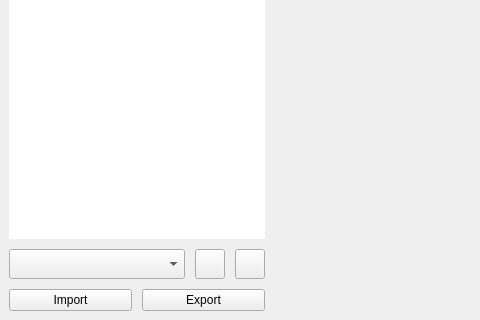
Before: the Qt Designer form configurationwidget.ui in savoirfairelinux/jami-client-windows, drawn with Qt 5; both pictures show x 0 to 480 and y 495 to 815 of the 954 by 815 pixel window.
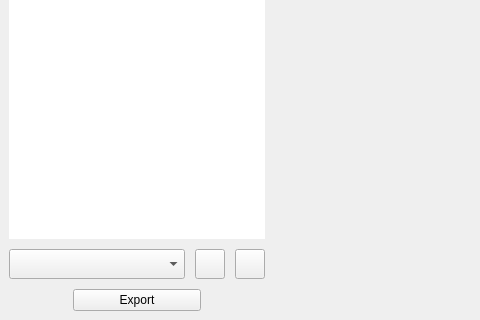
After: the same form once the commit is applied. The open tabs and pages were chosen to show the change. Icons and pictures are not drawn. Custom widgets are drawn as their Qt base class.

Commit message:
enable account import
Add the possibility to import an account from a file in the wizard.
By side effect refactorisation of account creation in the win32 client.

The edit to the form file:
```diff
--- a/configurationwidget.ui
+++ b/configurationwidget.ui
@@ -1300,19 +1300,22 @@
            </layout>
           </item>
           <item>
-           <layout class="QHBoxLayout" name="horizontalLayout_9">
+           <layout class="QHBoxLayout" name="horizontalLayout_9" stretch="1,2,1">
             <property name="topMargin">
              <number>0</number>
             </property>
             <item>
-             <widget class="QPushButton" name="importButton">
-              <property name="toolTip">
-               <string>Import account archive button</string>
+             <spacer name="horizontalSpacer_12">
+              <property name="orientation">
+               <enum>Qt::Horizontal</enum>
               </property>
-              <property name="text">
-               <string>Import</string>
+              <property name="sizeHint" stdset="0">
+               <size>
+                <width>40</width>
+                <height>20</height>
+               </size>
               </property>
-             </widget>
+             </spacer>
             </item>
             <item>
              <widget class="QPushButton" name="exportButton">
@@ -1324,6 +1327,19 @@
               </property>
              </widget>
             </item>
+            <item>
+             <spacer name="horizontalSpacer_11">
+              <property name="orientation">
+               <enum>Qt::Horizontal</enum>
+              </property>
+              <property name="sizeHint" stdset="0">
+               <size>
+                <width>40</width>
+                <height>20</height>
+               </size>
+              </property>
+             </spacer>
+            </item>
            </layout>
           </item>
          </layout>
```
Left out of the diff: 2 changed lines with no effect on the pictures. The commit also changes 8 other files.
